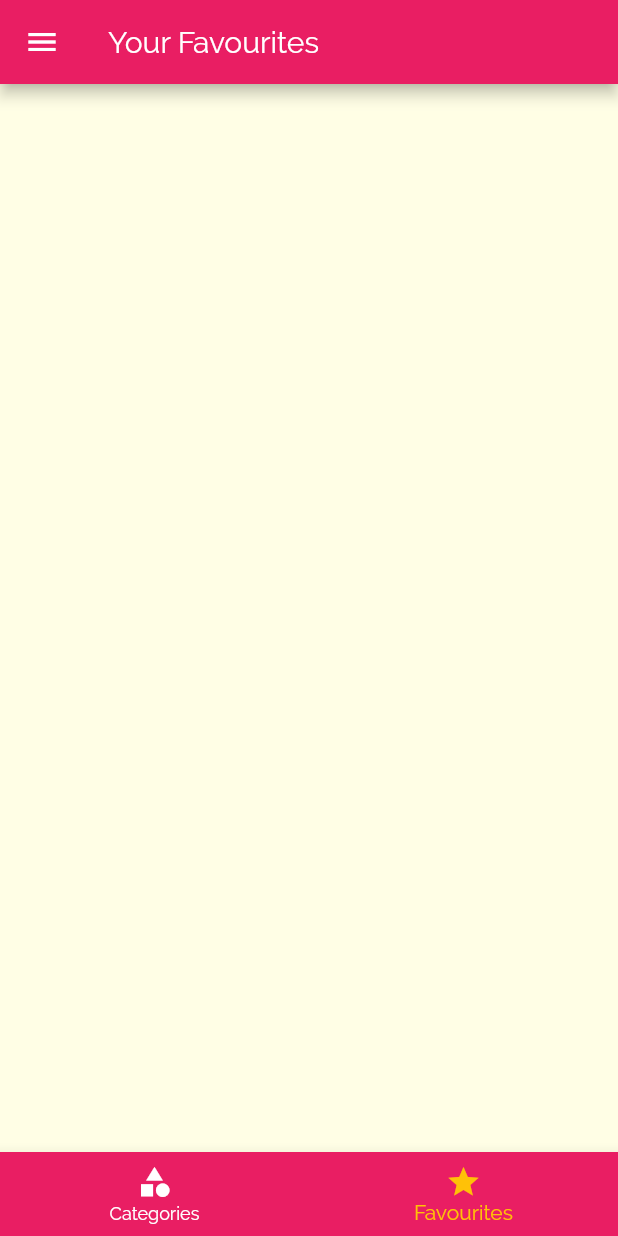
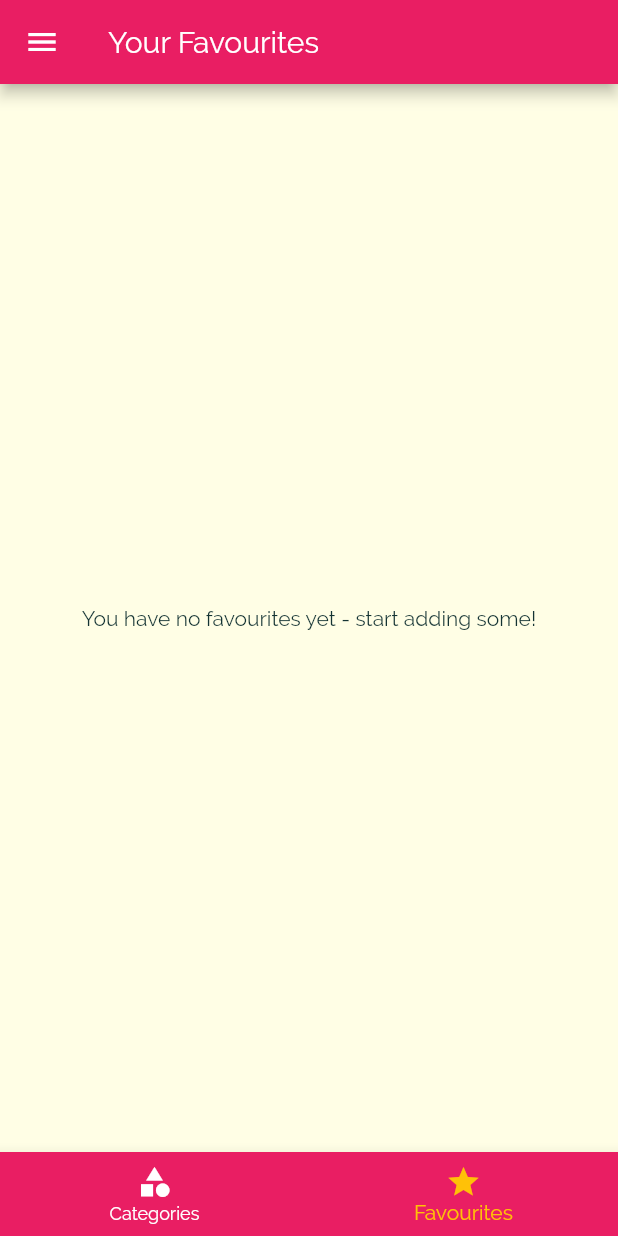
Before and after one commit to shankar75031/meals-app-flutter, a Flutter app: the screen it shows after launch, item 2 of the bottom bar chosen, on a phone screen of 412 x 824 dp. Run offline on Flutter 3.47's test engine with Material 2 defaults, Android fonts, the phone set to English and light mode, and no system bars.

Commit message:
adding favourites completed

```diff
--- a/lib/main.dart
+++ b/lib/main.dart
@@ -24,6 +24,26 @@ class _MyAppState extends State<MyApp> {
   };
 
   List<Meal> _availableMeals = DUMMY_MEALS;
+  List<Meal> _favouriteMeals = [];
+
+  void _toggleFavourite(String mealId) {
+    final existingIndex =
+        _favouriteMeals.indexWhere((meal) => meal.id == mealId);
+    if (existingIndex >= 0) {
+      setState(() {
+        _favouriteMeals.removeAt(existingIndex);
+      });
+    } else {
+      setState(() {
+        _favouriteMeals
+            .add(DUMMY_MEALS.firstWhere((meal) => meal.id == mealId));
+      });
+    }
+  }
+
+  bool _isMealFavourite(String mealId) {
+    return _favouriteMeals.any((meal) => meal.id == mealId);
+  }
 
   void _setFilters(Map<String, bool> filterData) {
     setState(() {
@@ -70,10 +90,11 @@ class _MyAppState extends State<MyApp> {
       // home: CategoriesScreen(),
       initialRoute: '/',
       routes: {
-        '/': (ctx) => TabsScreen(),
+        '/': (ctx) => TabsScreen(_favouriteMeals),
         CategoryMealsScreen.ROUTE_NAME: (ctx) =>
             CategoryMealsScreen(_availableMeals),
-        MealDetailScreen.ROUTE_NAME: (ctx) => MealDetailScreen(),
+        MealDetailScreen.ROUTE_NAME: (ctx) =>
+            MealDetailScreen(_toggleFavourite, _isMealFavourite),
         FiltersScreen.ROUTE_NAME: (ctx) => FiltersScreen(_filters, _setFilters),
       },
       onGenerateRoute: (settings) {
@@ -83,7 +104,7 @@ class _MyAppState extends State<MyApp> {
       },
       onUnknownRoute: (settings) {
         // Reached when flutter failed to build a screen. Kind of like a 404 page in web
-        return MaterialPageRoute(builder: (ctx) => TabsScreen());
+        return MaterialPageRoute(builder: (ctx) => TabsScreen(_favouriteMeals));
       },
     );
   }
--- a/lib/screens/category_meals_screen.dart
+++ b/lib/screens/category_meals_screen.dart
@@ -61,7 +61,6 @@ class _CategoryMealsScreenState extends State<CategoryMealsScreen> {
             affordability: displayedMeals[index].affordability,
             complexity: displayedMeals[index].complexity,
             duration: displayedMeals[index].duration,
-            removeItem: _removeMeal,
           );
         },
         itemCount: displayedMeals.length,
--- a/lib/screens/favourites_screen.dart
+++ b/lib/screens/favourites_screen.dart
@@ -1,8 +1,30 @@
 import 'package:flutter/material.dart';
+import 'package:homely_meals/models/meal.dart';
+import 'package:homely_meals/widgets/meal_item.dart';
 
 class FavouritesScreen extends StatelessWidget {
+  final List<Meal> _favouriteMeals;
+
+  FavouritesScreen(this._favouriteMeals);
+
   @override
   Widget build(BuildContext context) {
-    return Container();
+    return _favouriteMeals.isEmpty
+        ? Center(
+            child: Text("You have no favourites yet - start adding some!"),
+          )
+        : ListView.builder(
+            itemBuilder: (ctx, index) {
+              return MealItem(
+                id: _favouriteMeals[index].id,
+                title: _favouriteMeals[index].title,
+                imageUrl: _favouriteMeals[index].imageUrl,
+                affordability: _favouriteMeals[index].affordability,
+                complexity: _favouriteMeals[index].complexity,
+                duration: _favouriteMeals[index].duration,
+              );
+            },
+            itemCount: _favouriteMeals.length,
+          );
   }
 }
--- a/lib/screens/tabs_screen.dart
+++ b/lib/screens/tabs_screen.dart
@@ -1,24 +1,20 @@
 import 'package:flutter/material.dart';
+import 'package:homely_meals/models/meal.dart';
 import 'package:homely_meals/screens/favourites_screen.dart';
 import 'package:homely_meals/widgets/main_drawer.dart';
 import './categories_screen.dart';
 
 class TabsScreen extends StatefulWidget {
+  final List<Meal> _favouriteMeals;
+
+  TabsScreen(this._favouriteMeals);
+
   @override
   _TabsScreenState createState() => _TabsScreenState();
 }
 
 class _TabsScreenState extends State<TabsScreen> {
-  final List<Map<String, Object>> _pages = [
-    {
-      'page': CategoriesScreen(),
-      'title': 'Categories',
-    },
-    {
-      'page': FavouritesScreen(),
-      'title': 'Your Favourites',
-    }
-  ];
+  List<Map<String, Object>> _pages;
 
   int _selectedPageIndex = 0;
 
@@ -26,6 +22,21 @@ class _TabsScreenState extends State<TabsScreen> {
     setState(() {
       _selectedPageIndex = index;
     });
+  }
+
+  @override
+  void initState() {
+    _pages = [
+      {
+        'page': CategoriesScreen(),
+        'title': 'Categories',
+      },
+      {
+        'page': FavouritesScreen(widget._favouriteMeals),
+        'title': 'Your Favourites',
+      }
+    ];
+    super.initState();
   }
 
   @override
--- a/lib/widgets/meal_item.dart
+++ b/lib/widgets/meal_item.dart
@@ -9,7 +9,6 @@ class MealItem extends StatelessWidget {
   final int duration;
   final Complexity complexity;
   final Affordability affordability;
-  final Function removeItem;
 
   MealItem({
     @required this.id,
@@ -18,7 +17,6 @@ class MealItem extends StatelessWidget {
     @required this.duration,
     @required this.complexity,
     @required this.affordability,
-    @required this.removeItem,
   });
 
   String get complexityText {
@@ -57,7 +55,8 @@ class MealItem extends StatelessWidget {
     Navigator.of(context)
         .pushNamed(MealDetailScreen.ROUTE_NAME, arguments: {'id': id}).then(
       (result) {
-        if (result != null) removeItem(result);
+        // if (result != null)
+        // removeItem(result);
       },
     );
   }
```
Also changed, not shown: lib/screens/meal_detail_screen.dart (+8 -2 lines).
